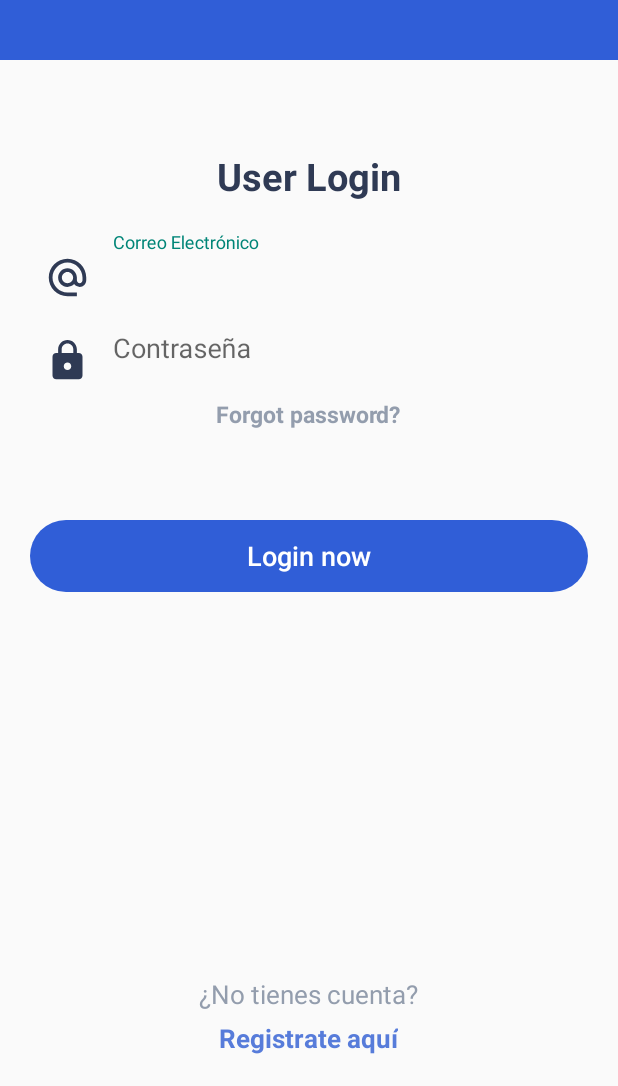
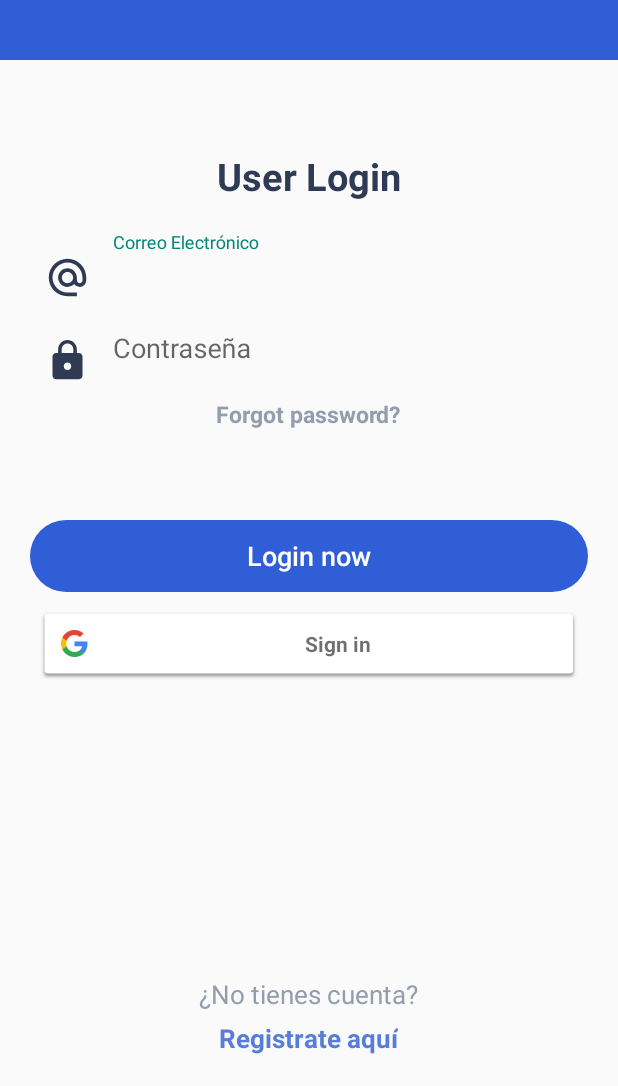
Before and after one commit to cesaroer/SocialMediaGamer, an Android app: the layout activity_main.xml on its own in the app's theme, with its tools: preview values and no code run, on a phone screen of 412 x 824 dp, the part 150-1236 px from its top. Run offline under Robolectric (Android 15) with nearby library versions, the phone set to English and light mode, and no system bars; plain views replace CutCornerView, TriangleView.

Commit message:
Google sign in added with FireAuth

```diff
--- a/app/build.gradle
+++ b/app/build.gradle
@@ -37,6 +37,7 @@ dependencies {
     implementation 'androidx.constraintlayout:constraintlayout:2.0.4'
     implementation platform('com.google.firebase:firebase-bom:26.2.0')
     implementation 'com.google.firebase:firebase-auth'
+    implementation 'com.google.android.gms:play-services-auth:19.0.0'
     implementation platform('com.google.firebase:firebase-bom:26.4.0')
     implementation 'com.google.firebase:firebase-firestore'
 
--- a/app/src/main/res/layout/activity_main.xml
+++ b/app/src/main/res/layout/activity_main.xml
@@ -158,6 +158,14 @@
             android:textSize="18dp"
             android:textStyle="normal" />
 
+        <com.google.android.gms.common.SignInButton
+            android:id="@+id/btnLoginGoogle"
+            android:layout_width="match_parent"
+            android:layout_height="wrap_content"
+            android:layout_marginTop="10dp"
+            android:layout_marginRight="25dp"
+            android:layout_marginLeft="25dp"/>
+
 
     </LinearLayout>
 
```
Also changed, not shown: app/src/main/java/com/example/socialmediagamer/MainActivity.java (+81 -0 lines), app/src/main/res/layout/activity_home.xml (+10 -2 lines).
